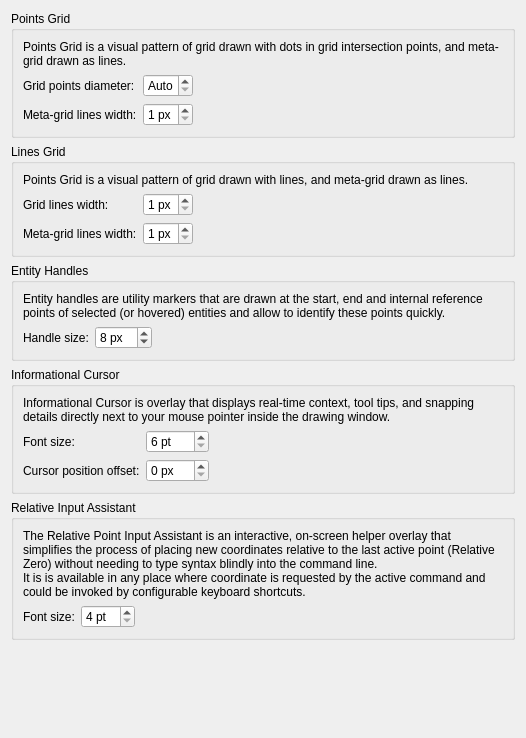
sand1024/LibreCAD, file librecad/src/ui/dialogs/settings/options_drafting/pages/metrics/lc_settings_page_drafting_metrics_overlays.ui: the form before one commit.
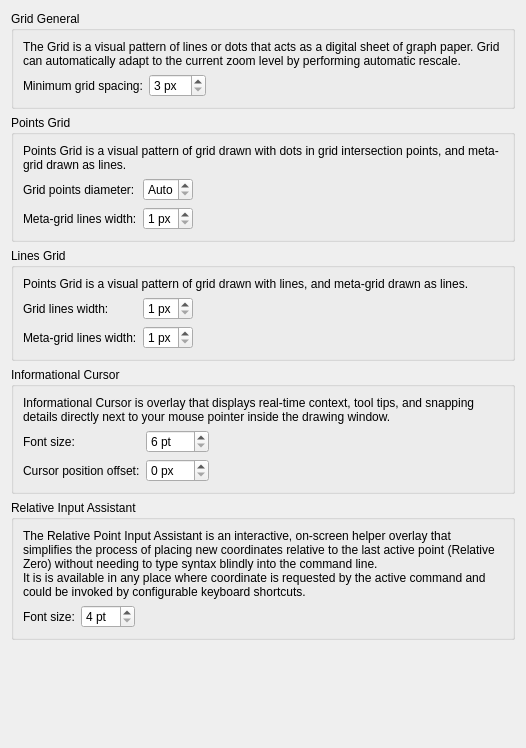
The form after the commit.

Commit message: more consistent pages names

```diff
--- a/librecad/src/ui/dialogs/settings/options_drafting/pages/metrics/lc_settings_page_drafting_metrics_overlays.ui
+++ b/librecad/src/ui/dialogs/settings/options_drafting/pages/metrics/lc_settings_page_drafting_metrics_overlays.ui
@@ -7,61 +7,25 @@
     <x>0</x>
     <y>0</y>
     <width>526</width>
-    <height>738</height>
+    <height>748</height>
    </rect>
   </property>
   <layout class="QGridLayout" name="gridLayout_6">
-   <item row="1" column="0">
-    <widget class="QGroupBox" name="groupBox_3">
+   <item row="2" column="0">
+    <widget class="QGroupBox" name="gbScreenLines">
      <property name="title">
-      <string>Points Grid</string>
+      <string>Lines Grid </string>
      </property>
-     <layout class="QGridLayout" name="gridLayout_5">
-      <item row="1" column="0">
-       <widget class="QLabel" name="lblGridPointsPointSize">
+     <layout class="QGridLayout" name="gridLayout">
+      <item row="3" column="0">
+       <widget class="QLabel" name="lblMetaGridLinesWidth">
         <property name="text">
-         <string>Grid points diameter:</string>
+         <string>Meta-grid lines width:</string>
         </property>
        </widget>
       </item>
-      <item row="1" column="1">
-       <widget class="QSpinBox" name="sbGridPointsPointSize">
-        <property name="toolTip">
-         <string>Point Size
-
-Size of individual point of the grid, in pixels.
-If &quot;Auto&quot; is selected - the size will be 1 logical pixel (adjusted for hiDPI)
-</string>
-        </property>
-        <property name="specialValueText">
-         <string>Auto</string>
-        </property>
-        <property name="suffix">
-         <string> px</string>
-        </property>
-        <property name="minimum">
-         <number>0</number>
-        </property>
-        <property name="maximum">
-         <number>5</number>
-        </property>
-       </widget>
-      </item>
-      <item row="1" column="2">
-       <spacer name="horizontalSpacer_5">
-        <property name="orientation">
-         <enum>Qt::Orientation::Horizontal</enum>
-        </property>
-        <property name="sizeHint" stdset="0">
-         <size>
-          <width>0</width>
-          <height>0</height>
-         </size>
-        </property>
-       </spacer>
-      </item>
-      <item row="2" column="1">
-       <widget class="QSpinBox" name="sbMetaGridPointsLineWidth">
+      <item row="3" column="1">
+       <widget class="QSpinBox" name="sbMetaGridLinesLineWidth">
         <property name="toolTip">
          <string>Meta-Grid Line Type
 
@@ -74,24 +38,52 @@
          <number>1</number>
         </property>
         <property name="maximum">
-         <number>4</number>
-        </property>
-        <property name="value">
-         <number>1</number>
+         <number>6</number>
         </property>
        </widget>
       </item>
+      <item row="3" column="2">
+       <spacer name="horizontalSpacer_6">
+        <property name="orientation">
+         <enum>Qt::Orientation::Horizontal</enum>
+        </property>
+        <property name="sizeHint" stdset="0">
+         <size>
+          <width>0</width>
+          <height>0</height>
+         </size>
+        </property>
+       </spacer>
+      </item>
       <item row="2" column="0">
-       <widget class="QLabel" name="lblMetaGridPointsWidth">
+       <widget class="QLabel" name="lblGridLinesLineWidth">
         <property name="text">
-         <string>Meta-grid lines width:</string>
+         <string>Grid lines width:</string>
         </property>
        </widget>
       </item>
-      <item row="0" column="0" colspan="3">
-       <widget class="QLabel" name="label_2">
+      <item row="2" column="1">
+       <widget class="QSpinBox" name="sbGridLinesLineWidth">
+        <property name="toolTip">
+         <string>Grid Line Width
+
+Thickness of primary grid lines in screen pixels.</string>
+        </property>
+        <property name="suffix">
+         <string> px</string>
+        </property>
+        <property name="minimum">
+         <number>1</number>
+        </property>
+        <property name="maximum">
+         <number>6</number>
+        </property>
+       </widget>
+      </item>
+      <item row="1" column="0" colspan="3">
+       <widget class="QLabel" name="label_1">
         <property name="text">
-         <string>Points Grid is a visual pattern of grid drawn with dots in grid intersection points, and meta-grid drawn as lines. </string>
+         <string>Points Grid is a visual pattern of grid drawn with lines, and meta-grid drawn as lines. </string>
         </property>
         <property name="wordWrap">
          <bool>true</bool>
@@ -101,18 +93,63 @@
      </layout>
     </widget>
    </item>
-   <item row="7" column="0">
-    <spacer name="spacer">
-     <property name="orientation">
-      <enum>Qt::Orientation::Vertical</enum>
+   <item row="0" column="0">
+    <widget class="QGroupBox" name="groupBox_2">
+     <property name="title">
+      <string>Grid General</string>
      </property>
-     <property name="sizeHint" stdset="0">
-      <size>
-       <width>0</width>
-       <height>0</height>
-      </size>
-     </property>
-    </spacer>
+     <layout class="QGridLayout" name="gridLayout_4">
+      <item row="2" column="0">
+       <widget class="QLabel" name="lblMinSpacing">
+        <property name="text">
+         <string>Minimum grid spacing:</string>
+        </property>
+       </widget>
+      </item>
+      <item row="2" column="1">
+       <widget class="QSpinBox" name="sbMinGridSpacing">
+        <property name="toolTip">
+         <string>Grid Rescale Spacing
+
+Minimal screen pixel spacing between grid lines
+before subdivisions collapse and grid rescale.</string>
+        </property>
+        <property name="suffix">
+         <string> px</string>
+        </property>
+        <property name="minimum">
+         <number>3</number>
+        </property>
+        <property name="maximum">
+         <number>50</number>
+        </property>
+       </widget>
+      </item>
+      <item row="2" column="2">
+       <spacer name="horizontalSpacer_4">
+        <property name="orientation">
+         <enum>Qt::Orientation::Horizontal</enum>
+        </property>
+        <property name="sizeHint" stdset="0">
+         <size>
+          <width>0</width>
+          <height>0</height>
+         </size>
+        </property>
+       </spacer>
+      </item>
+      <item row="1" column="0" colspan="3">
+       <widget class="QLabel" name="label_3">
+        <property name="text">
+         <string>The Grid is a visual pattern of lines or dots that acts as a digital sheet of graph paper. Grid can automatically adapt to the current zoom level by performing automatic rescale.</string>
+        </property>
+        <property name="wordWrap">
+         <bool>true</bool>
+        </property>
+       </widget>
+      </item>
+     </layout>
+    </widget>
    </item>
    <item row="6" column="0">
     <widget class="QGroupBox" name="groupBox">
@@ -172,6 +209,19 @@
      </layout>
     </widget>
    </item>
+   <item row="7" column="0">
+    <spacer name="spacer">
+     <property name="orientation">
+      <enum>Qt::Orientation::Vertical</enum>
+     </property>
+     <property name="sizeHint" stdset="0">
+      <size>
+       <width>0</width>
+       <height>0</height>
+      </size>
+     </property>
+    </spacer>
+   </item>
    <item row="5" column="0">
     <widget class="QGroupBox" name="gbCursorOverlay">
      <property name="title">
@@ -256,28 +306,21 @@
      </layout>
     </widget>
    </item>
-   <item row="2" column="0">
-    <widget class="QGroupBox" name="gbScreenLines">
+   <item row="1" column="0">
+    <widget class="QGroupBox" name="groupBox_3">
      <property name="title">
-      <string>Lines Grid </string>
+      <string>Points Grid</string>
      </property>
-     <layout class="QGridLayout" name="gridLayout">
+     <layout class="QGridLayout" name="gridLayout_5">
       <item row="2" column="0">
-       <widget class="QLabel" name="lblMetaGridLinesWidth">
+       <widget class="QLabel" name="lblGridPointsPointSize">
         <property name="text">
-         <string>Meta-grid lines width:</string>
+         <string>Grid points diameter:</string>
         </property>
        </widget>
       </item>
-      <item row="1" column="0">
-       <widget class="QLabel" name="lblGridLinesLineWidth">
-        <property name="text">
-         <string>Grid lines width:</string>
-        </property>
-       </widget>
-      </item>
-      <item row="2" column="1">
-       <widget class="QSpinBox" name="sbMetaGridLinesLineWidth">
+      <item row="3" column="1">
+       <widget class="QSpinBox" name="sbMetaGridPointsLineWidth">
         <property name="toolTip">
          <string>Meta-Grid Line Type
 
@@ -290,87 +333,48 @@
          <number>1</number>
         </property>
         <property name="maximum">
-         <number>6</number>
-        </property>
-       </widget>
-      </item>
-      <item row="1" column="1">
-       <widget class="QSpinBox" name="sbGridLinesLineWidth">
-        <property name="toolTip">
-         <string>Grid Line Width
-
-Thickness of primary grid lines in screen pixels.</string>
-        </property>
-        <property name="suffix">
-         <string> px</string>
-        </property>
-        <property name="minimum">
-         <number>1</number>
-        </property>
-        <property name="maximum">
-         <number>6</number>
-        </property>
-       </widget>
-      </item>
-      <item row="2" column="2">
-       <spacer name="horizontalSpacer">
-        <property name="orientation">
-         <enum>Qt::Orientation::Horizontal</enum>
-        </property>
-        <property name="sizeHint" stdset="0">
-         <size>
-          <width>0</width>
-          <height>0</height>
-         </size>
-        </property>
-       </spacer>
-      </item>
-      <item row="0" column="0" colspan="3">
-       <widget class="QLabel" name="label">
-        <property name="text">
-         <string>Points Grid is a visual pattern of grid drawn with lines, and meta-grid drawn as lines. </string>
-        </property>
-        <property name="wordWrap">
-         <bool>true</bool>
-        </property>
-       </widget>
-      </item>
-     </layout>
-    </widget>
-   </item>
-   <item row="3" column="0">
-    <widget class="QGroupBox" name="gbHandles">
-     <property name="title">
-      <string>Entity Handles</string>
-     </property>
-     <layout class="QGridLayout" name="gridLayout">
-      <item row="1" column="1">
-       <widget class="QSpinBox" name="sbHandleSize">
-        <property name="toolTip">
-         <string>Entity Handle Size
-
-                                  Size of entities interactive selection handle
-                                  (square that is highlights entities reference points)
-                                  in screen pixels.
-
-                              </string>
-        </property>
-        <property name="suffix">
-         <string> px</string>
-        </property>
-        <property name="minimum">
-         <number>2</number>
-        </property>
-        <property name="maximum">
-         <number>28</number>
+         <number>4</number>
         </property>
         <property name="value">
-         <number>8</number>
+         <number>1</number>
         </property>
        </widget>
       </item>
-      <item row="1" column="2">
-       <spacer name="horizontalSpacer">
+      <item row="2" column="1">
+       <widget class="QSpinBox" name="sbGridPointsPointSize">
+        <property name="toolTip">
+         <string>Point Size
+
+Size of individual point of the grid, in pixels.
+If &quot;Auto&quot; is selected - the size will be 1 logical pixel (adjusted for hiDPI)
+</string>
+        </property>
+        <property name="specialValueText">
+         <string>Auto</string>
+        </property>
+        <property name="suffix">
+         <string> px</string>
+        </property>
+        <property name="minimum">
+         <number>0</number>
+        </property>
+        <property name="maximum">
+         <number>5</number>
+        </property>
+       </widget>
+      </item>
+      <item row="0" column="0" colspan="3">
+       <widget class="QLabel" name="label_2">
+        <property name="text">
+         <string>Points Grid is a visual pattern of grid drawn with dots in grid intersection points, and meta-grid drawn as lines. </string>
+        </property>
+        <property name="wordWrap">
+         <bool>true</bool>
+        </property>
+       </widget>
+      </item>
+      <item row="2" column="2">
+       <spacer name="horizontalSpacer_5">
         <property name="orientation">
          <enum>Qt::Orientation::Horizontal</enum>
         </property>
@@ -382,20 +386,10 @@
         </property>
        </spacer>
       </item>
-      <item row="1" column="0">
-       <widget class="QLabel" name="lblHandleSize">
+      <item row="3" column="0">
+       <widget class="QLabel" name="lblMetaGridPointsWidth">
         <property name="text">
-         <string>Handle size:</string>
-        </property>
-       </widget>
-      </item>
-      <item row="0" column="0" colspan="3">
-       <widget class="QLabel" name="label">
-        <property name="text">
-         <string>Entity handles are utility markers that are drawn at the start, end and internal reference points of selected (or hovered) entities and allow to identify these points quickly.</string>
-        </property>
-        <property name="wordWrap">
-         <bool>true</bool>
+         <string>Meta-grid lines width:</string>
         </property>
        </widget>
       </item>
```
The commit also changes 88 other files.
